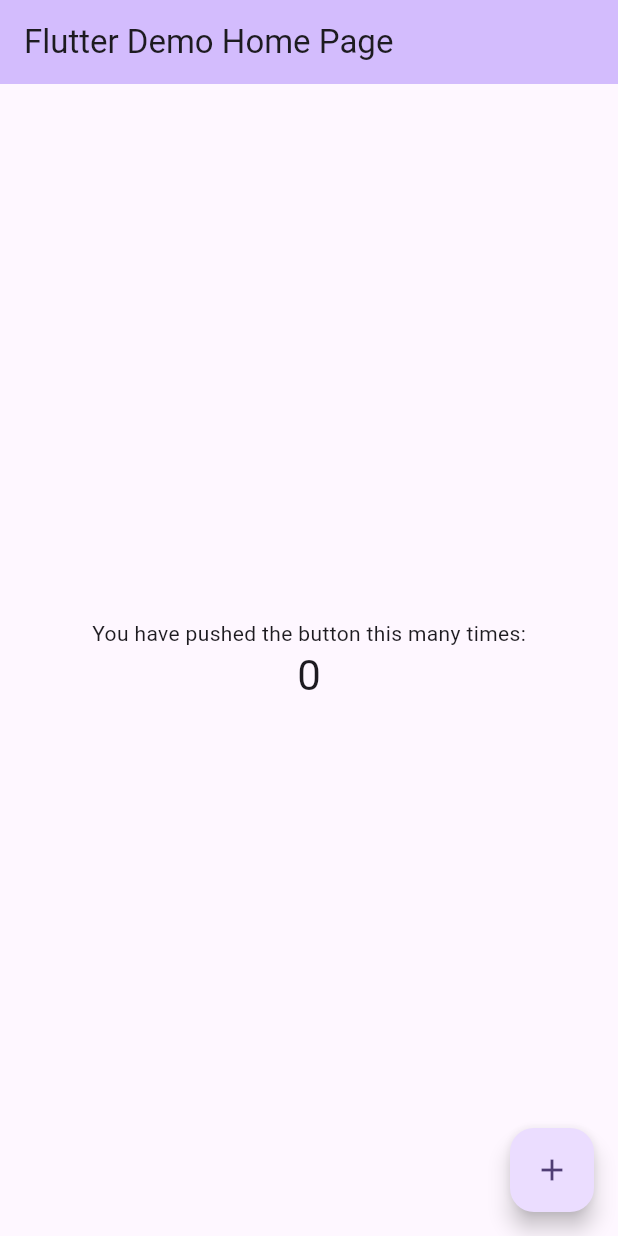
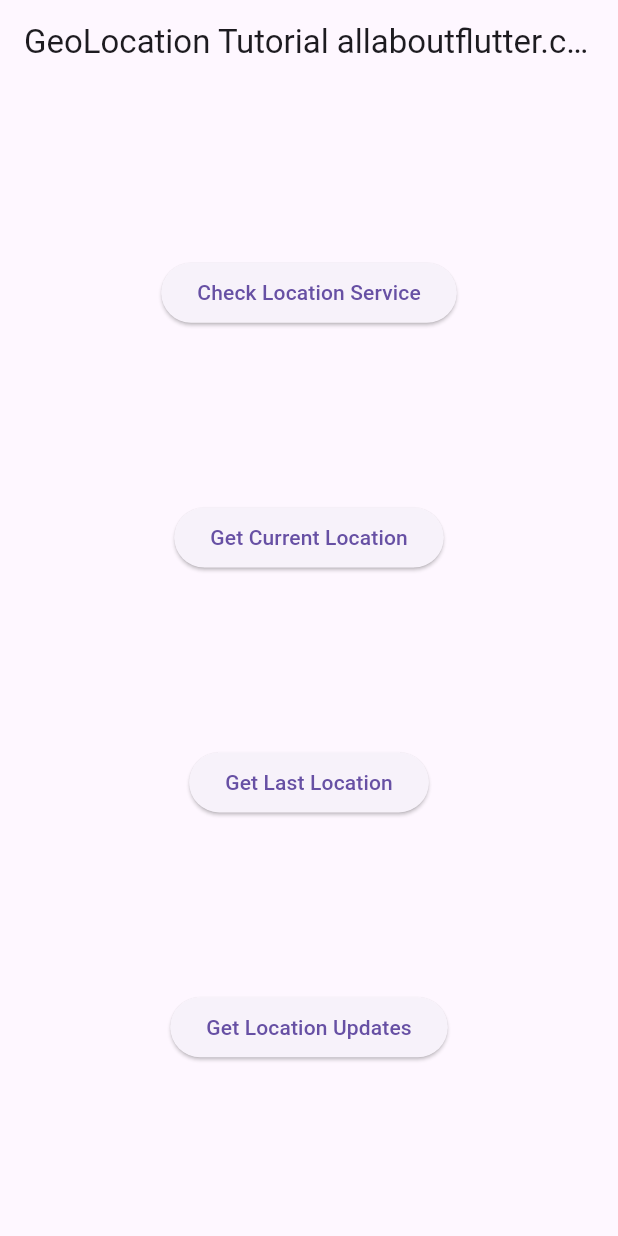
Before and after one commit to cballrun/geolocator_flutter_tutorial, a Flutter app: the screen it shows after launch, on a phone screen of 412 x 824 dp. Run offline on Flutter 3.47's test engine with Material 3 defaults, Android fonts, the phone set to English and light mode, and no system bars; our stand-ins replace geolocator.

Commit message:
Copy their whole fuckin app because I don't know how to use MaterialBanner or Snackbar

```diff
--- a/lib/main.dart
+++ b/lib/main.dart
@@ -1,3 +1,6 @@
+import 'dart:async';
+import 'dart:developer';
+
 import 'package:flutter/material.dart';
 import 'package:geolocator/geolocator.dart';
 
@@ -6,75 +9,52 @@
 }
 
 class MyApp extends StatelessWidget {
-  const MyApp({super.key});
+  const MyApp({Key? key}) : super(key: key);
 
-  // This widget is the root of your application.
   @override
   Widget build(BuildContext context) {
     return MaterialApp(
-      title: 'Flutter Demo',
+      title: 'GeoLocation Tutorial',
       theme: ThemeData(
-        // This is the theme of your application.
-        //
-        // TRY THIS: Try running your application with "flutter run". You'll see
-        // the application has a purple toolbar. Then, without quitting the app,
-        // try changing the seedColor in the colorScheme below to Colors.green
-        // and then invoke "hot reload" (save your changes or press the "hot
-        // reload" button in a Flutter-supported IDE, or press "r" if you used
-        // the command line to start the app).
-        //
-        // Notice that the counter didn't reset back to zero; the application
-        // state is not lost during the reload. To reset the state, use hot
-        // restart instead.
-        //
-        // This works for code too, not just values: Most code changes can be
-        // tested with just a hot reload.
-        colorScheme: ColorScheme.fromSeed(seedColor: Colors.deepPurple),
-        useMaterial3: true,
+        primarySwatch: Colors.blue,
       ),
-      home: const MyHomePage(title: 'Flutter Demo Home Page'),
+      home: const GeoLocationTutorial(),
     );
   }
 }
 
-class MyHomePage extends StatefulWidget {
-  const MyHomePage({super.key, required this.title});
-
-  // This widget is the home page of your application. It is stateful, meaning
-  // that it has a State object (defined below) that contains fields that affect
-  // how it looks.
-
-  // This class is the configuration for the state. It holds the values (in this
-  // case the title) provided by the parent (in this case the App widget) and
-  // used by the build method of the State. Fields in a Widget subclass are
-  // always marked "final".
-
-  final String title;
+class GeoLocationTutorial extends StatefulWidget {
+  const GeoLocationTutorial({Key? key}) : super(key: key);
 
   @override
-  State<MyHomePage> createState() => _MyHomePageState();
+  State<GeoLocationTutorial> createState() => _GeoLocationTutorialState();
 }
 
-class _MyHomePageState extends State<MyHomePage> {
-  int _counter = 0;
-
-  void _incrementCounter() {
-    setState(() {
-      // This call to setState tells the Flutter framework that something has
-      // changed in this State, which causes it to rerun the build method below
-      // so that the display can reflect the updated values. If we changed
-      // _counter without calling setState(), then the build method would not be
-      // called again, and so nothing would appear to happen.
-      _counter++;
-    });
+class _GeoLocationTutorialState extends State<GeoLocationTutorial> {
+  _showSnackBar(String message, Color color) {
+    ScaffoldMessenger.of(context).showSnackBar(
+      SnackBar(
+        content: Text(message),
+        backgroundColor: color,
+      ),
+    );
   }
 
-  void _showSnackBar(String message, Color color) {
-    final snackBar = SnackBar(
+  _showMaterialBanner(String message, Color color) {
+    ScaffoldMessenger.of(context).showMaterialBanner(
+      MaterialBanner(
         content: Text(message),
         backgroundColor: color,
+        actions: [
+          TextButton(
+            onPressed: () {
+              ScaffoldMessenger.of(context).hideCurrentMaterialBanner();
+            },
+            child: const Text('OK'),
+          ),
+        ],
+      ),
     );
-    ScaffoldMessenger.of(context).showSnackBar(snackBar);
   }
 
   _checkLocationService() async {
@@ -160,7 +140,6 @@
     _showMaterialBanner(position.toString(), Colors.green);
   }
 
-
   _getLocationUpdates() async {
     // Check if location services are enabled.
     bool serviceEnabled = await Geolocator.isLocationServiceEnabled();
@@ -197,62 +176,37 @@
     });
   }
 
-
-
-
-
   @override
   Widget build(BuildContext context) {
-    // This method is rerun every time setState is called, for instance as done
-    // by the _incrementCounter method above.
-    //
-    // The Flutter framework has been optimized to make rerunning build methods
-    // fast, so that you can just rebuild anything that needs updating rather
-    // than having to individually change instances of widgets.
     return Scaffold(
       appBar: AppBar(
-        // TRY THIS: Try changing the color here to a specific color (to
-        // Colors.amber, perhaps?) and trigger a hot reload to see the AppBar
-        // change color while the other colors stay the same.
-        backgroundColor: Theme.of(context).colorScheme.inversePrimary,
-        // Here we take the value from the MyHomePage object that was created by
-        // the App.build method, and use it to set our appbar title.
-        title: Text(widget.title),
+        title: const Text('GeoLocation Tutorial allaboutflutter.com'),
       ),
       body: Center(
-        // Center is a layout widget. It takes a single child and positions it
-        // in the middle of the parent.
         child: Column(
-          // Column is also a layout widget. It takes a list of children and
-          // arranges them vertically. By default, it sizes itself to fit its
-          // children horizontally, and tries to be as tall as its parent.
-          //
-          // Column has various properties to control how it sizes itself and
-          // how it positions its children. Here we use mainAxisAlignment to
-          // center the children vertically; the main axis here is the vertical
-          // axis because Columns are vertical (the cross axis would be
-          // horizontal).
-          //
-          // TRY THIS: Invoke "debug painting" (choose the "Toggle Debug Paint"
-          // action in the IDE, or press "p" in the console), to see the
-          // wireframe for each widget.
-          mainAxisAlignment: MainAxisAlignment.center,
-          children: <Widget>[
-            const Text(
-              'You have pushed the button this many times:',
+          mainAxisAlignment: MainAxisAlignment.spaceEvenly,
+          children: [
+            ElevatedButton(
+              onPressed: () {
+                _checkLocationService();
+              },
+              child: const Text('Check Location Service'),
             ),
-            Text(
-              '$_counter',
-              style: Theme.of(context).textTheme.headlineMedium,
+            ElevatedButton(
+              onPressed: _getCurrentLocation,
+              child: const Text('Get Current Location'),
+            ),
+            ElevatedButton(
+              onPressed: _getLastLocation,
+              child: const Text('Get Last Location'),
+            ),
+            ElevatedButton(
+              onPressed: _getLocationUpdates,
+              child: const Text('Get Location Updates'),
             ),
           ],
         ),
       ),
-      floatingActionButton: FloatingActionButton(
-        onPressed: _incrementCounter,
-        tooltip: 'Increment',
-        child: const Icon(Icons.add),
-      ), // This trailing comma makes auto-formatting nicer for build methods.
     );
   }
 }
```
Lines whose indentation alone changed are shown as unchanged.
